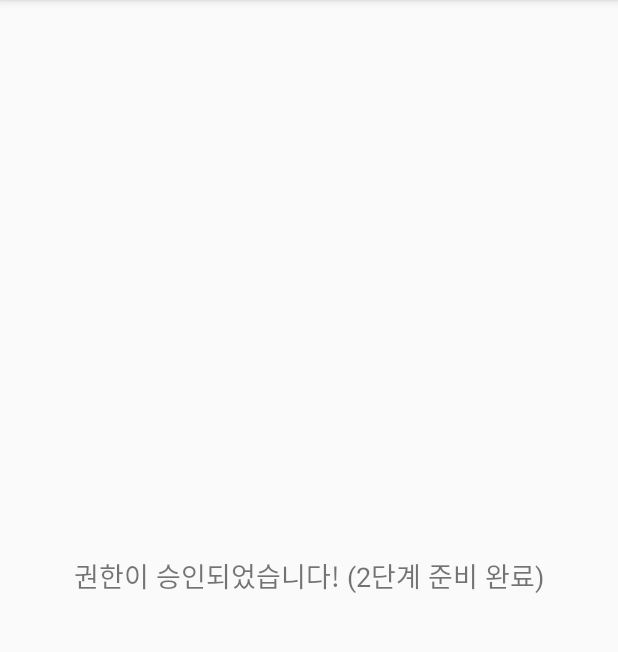
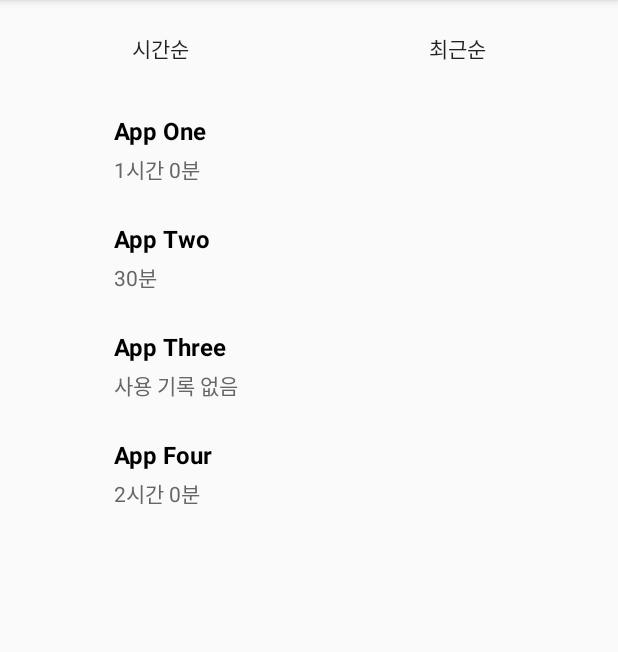
Before and after one commit to alstjd0319/ai-course, an Android app: the screen it shows after launch (MainActivity), on a phone screen of 412 x 824 dp, the part 84-736 px from its top. Run offline under Robolectric (Android 15) with nearby library versions, the phone set to English and light mode, and no system bars.

Commit message:
3단계 : UI/UX구현

```diff
--- a/week15/app/src/main/java/com/example/appusagemanager/MainActivity.kt
+++ b/week15/app/src/main/java/com/example/appusagemanager/MainActivity.kt
@@ -5,28 +5,68 @@ import android.content.Context
 import android.content.Intent
 import android.os.Bundle
 import android.provider.Settings
+import android.view.View
 import android.widget.Button
+import android.widget.LinearLayout
 import android.widget.TextView
 import androidx.appcompat.app.AppCompatActivity
+import androidx.recyclerview.widget.LinearLayoutManager
+import androidx.recyclerview.widget.RecyclerView
 
 class MainActivity : AppCompatActivity() {
 
     private lateinit var tvStatus: TextView
     private lateinit var btnPermission: Button
+    private lateinit var layoutPermissionRequest: LinearLayout
+    private lateinit var layoutMainContent: LinearLayout
+    private lateinit var rvAppUsage: RecyclerView
+    private lateinit var btnSortTime: Button
+    private lateinit var btnSortRecent: Button
+
+    private lateinit var adapter: AppUsageAdapter
+    private var currentAppList = mutableListOf<AppUsageInfo>()
 
     override fun onCreate(savedInstanceState: Bundle?) {
         super.onCreate(savedInstanceState)
         setContentView(R.layout.activity_main)
 
-        tvStatus = findViewById(R.id.tv_status)
-        btnPermission = findViewById(R.id.btn_permission)
+        initViews()
+        setupRecyclerView()
+        setupSortButtons()
 
         // 1. 앱 실행 시 권한 상태 확인
         checkUsageStatsPermission()
 
-        // 2. 버튼 클릭 시 설정 화면으로 이동
+        // 2. 권한 요청 버튼 클릭 시 설정 화면으로 이동
         btnPermission.setOnClickListener {
             requestUsageStatsPermission()
+        }
+    }
+
+    private fun initViews() {
+        tvStatus = findViewById(R.id.tv_status)
+        btnPermission = findViewById(R.id.btn_permission)
+        layoutPermissionRequest = findViewById(R.id.layout_permission_request)
+        layoutMainContent = findViewById(R.id.layout_main_content)
+        rvAppUsage = findViewById(R.id.rv_app_usage)
+        btnSortTime = findViewById(R.id.btn_sort_time)
+        btnSortRecent = findViewById(R.id.btn_sort_recent)
+    }
+
+    private fun setupRecyclerView() {
+        adapter = AppUsageAdapter(currentAppList) { appInfo ->
+            // TODO: 4단계 - 앱 상세 정보 페이지 이동 구현
+        }
+        rvAppUsage.layoutManager = LinearLayoutManager(this)
+        rvAppUsage.adapter = adapter
+    }
+
+    private fun setupSortButtons() {
+        btnSortTime.setOnClickListener {
+            sortListByTime()
+        }
+        btnSortRecent.setOnClickListener {
+            sortListByRecent()
         }
     }
 
@@ -42,14 +82,48 @@ class MainActivity : AppCompatActivity() {
         )
 
         if (mode == AppOpsManager.MODE_ALLOWED) {
-            // 권한이 있으면 메시지 변경 (실제로는 여기서 2단계로 넘어가 앱 리스트를 보여줘야 함)
-            tvStatus.text = "권한이 승인되었습니다! (2단계 준비 완료)"
-            btnPermission.visibility = android.view.View.GONE
+            showMainContent()
         } else {
-            // 권한이 없으면 안내 문구 유지
-            tvStatus.text = "앱 사용 기록을 보기 위해 권한 승인이 필요합니다."
-            btnPermission.visibility = android.view.View.VISIBLE
+            showPermissionRequest()
         }
+    }
+
+    private fun showPermissionRequest() {
+        layoutPermissionRequest.visibility = View.VISIBLE
+        layoutMainContent.visibility = View.GONE
+        tvStatus.text = "앱 사용 기록을 보기 위해 권한 승인이 필요합니다."
+        btnPermission.visibility = View.VISIBLE
+    }
+
+    private fun showMainContent() {
+        layoutPermissionRequest.visibility = View.GONE
+        layoutMainContent.visibility = View.VISIBLE
+
+        // 2단계 데이터 로드 시뮬레이션 (실제로는 Engine에서 데이터를 가져옴)
+        loadMockData()
+    }
+
+    private fun loadMockData() {
+        // 테스트용 더미 데이터
+        currentAppList.clear()
+        currentAppList.add(AppUsageInfo("com.example.app1", "App One", null, 3600000, 1700000000000L))
+        currentAppList.add(AppUsageInfo("com.example.app2", "App Two", null, 1800000, 1700010000000L))
+        currentAppList.add(AppUsageInfo("com.example.app3", "App Three", null, 0, 1700020000000L))
+        currentAppList.add(AppUsageInfo("com.example.app4", "App Four", null, 7200000, 1690000000000L))
+
+        adapter.updateData(currentAppList)
+    }
+
+    private fun sortListByTime() {
+        // 사용 시간 내림차순 (많이 쓴 순)
+        currentAppList.sortByDescending { it.totalUsageTimeMillis }
+        adapter.updateData(currentAppList)
+    }
+
+    private fun sortListByRecent() {
+        // 최근 사용 시점 내림차순 (최근에 쓴 순)
+        currentAppList.sortByDescending { it.lastUsedTimeMillis }
+        adapter.updateData(currentAppList)
     }
 
     /**
@@ -60,9 +134,6 @@ class MainActivity : AppCompatActivity() {
         startActivity(intent)
     }
 
-    /**
-     * 사용자가 설정에서 돌아왔을 때 권한 상태를 다시 확인하기 위해 호출됩니다.
-     */
     override fun onResume() {
         super.onResume()
         checkUsageStatsPermission()
--- a/week15/app/src/main/res/layout/activity_main.xml
+++ b/week15/app/src/main/res/layout/activity_main.xml
@@ -35,14 +35,47 @@
     </LinearLayout>
 
     <!-- 앱 리스트 화면 (Main Content) -->
-    <androidx.recyclerview.widget.RecyclerView
-        android:id="@+id/rv_app_usage"
+    <LinearLayout
+        android:id="@+id/layout_main_content"
         android:layout_width="match_parent"
         android:layout_height="match_parent"
+        android:orientation="vertical"
         android:visibility="gone"
         app:layout_constraintBottom_toBottomOf="parent"
         app:layout_constraintEnd_toEndOf="parent"
         app:layout_constraintStart_toStartOf="parent"
-        app:layout_constraintTop_toTopOf="parent" />
+        app:layout_constraintTop_toTopOf="parent">
+
+        <!-- 정렬 필터 영역 -->
+        <LinearLayout
+            android:id="@+id/layout_sort_filters"
+            android:layout_width="match_parent"
+            android:layout_height="wrap_content"
+            android:orientation="horizontal"
+            android:padding="8dp"
+            android:gravity="center">
+
+            <Button
+                android:id="@+id/btn_sort_time"
+                style="?android:attr/borderlessButtonStyle"
+                android:layout_width="0dp"
+                android:layout_height="wrap_content"
+                android:layout_weight="1"
+                android:text="시간순" />
+
+            <Button
+                android:id="@+id/btn_sort_recent"
+                style="?android:attr/borderlessButtonStyle"
+                android:layout_width="0dp"
+                android:layout_height="wrap_content"
+                android:layout_weight="1"
+                android:text="최근순" />
+        </LinearLayout>
+
+        <androidx.recyclerview.widget.RecyclerView
+            android:id="@+id/rv_app_usage"
+            android:layout_width="match_parent"
+            android:layout_height="match_parent" />
+    </LinearLayout>
 
 </androidx.constraintlayout.widget.ConstraintLayout>
```
Also changed, not shown: 1 other file.
